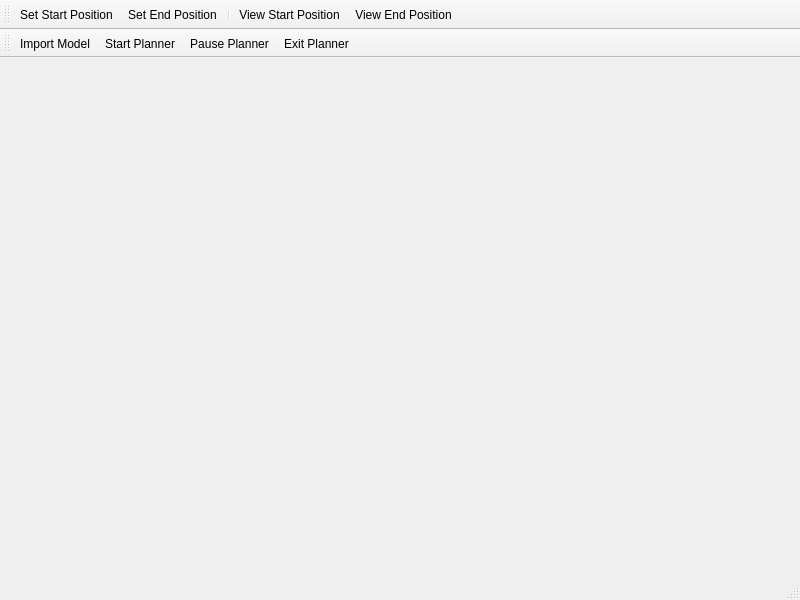
Qt form mainwindow.ui (Das-Lieber/Simulator) before a commit.
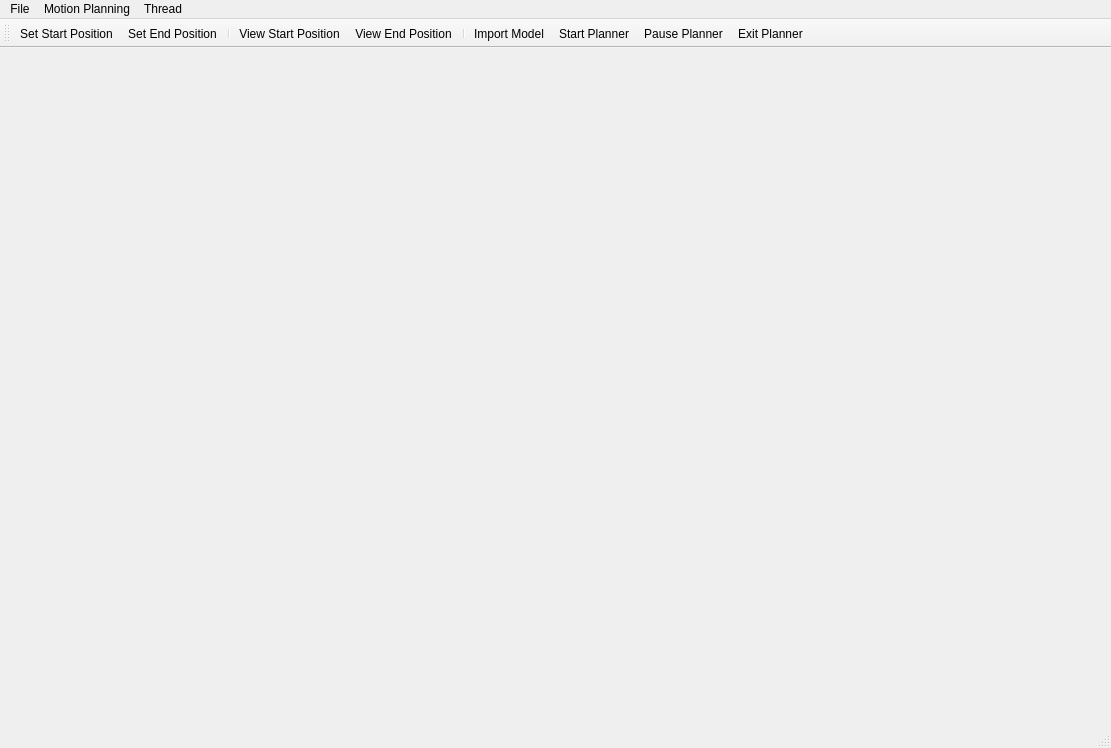
The same form after that commit. Icons and pictures are not drawn.

Patch:
```diff
--- a/mainwindow.ui
+++ b/mainwindow.ui
@@ -6,23 +6,67 @@
    <rect>
     <x>0</x>
     <y>0</y>
-    <width>800</width>
-    <height>600</height>
+    <width>1111</width>
+    <height>748</height>
    </rect>
   </property>
   <property name="windowTitle">
    <string>MainWindow</string>
   </property>
+  <property name="styleSheet">
+   <string notr="true">CustomDockWidget
+{
+	background: rgb(43,87,154);
+	color: rgb(255,255,255);
+}
+CustomDockWidgetBar
+{
+	background: rgb(43,87,154);
+	color: rgb(255,255,255);
+}
+CustomDockWidgetBar QLabel
+{
+	font: bold;
+	background: rgb(43,87,154);
+	color: rgb(255,255,255);
+}</string>
+  </property>
   <widget class="QWidget" name="centralwidget"/>
   <widget class="QMenuBar" name="menubar">
    <property name="geometry">
     <rect>
      <x>0</x>
      <y>0</y>
-     <width>800</width>
+     <width>1111</width>
      <height>26</height>
     </rect>
    </property>
+   <widget class="QMenu" name="menu_file">
+    <property name="title">
+     <string>File</string>
+    </property>
+    <addaction name="actionImport_Model"/>
+   </widget>
+   <widget class="QMenu" name="menu_motionPlan">
+    <property name="title">
+     <string>Motion Planning</string>
+    </property>
+    <addaction name="actionSet_Start_Position"/>
+    <addaction name="actionSet_End_Position"/>
+    <addaction name="actionView_Start_Position"/>
+    <addaction name="actionView_End_Position"/>
+   </widget>
+   <widget class="QMenu" name="menu_thread">
+    <property name="title">
+     <string>Thread</string>
+    </property>
+    <addaction name="actionStart_Planner"/>
+    <addaction name="actionPause_Planner"/>
+    <addaction name="actionExit_Planner"/>
+   </widget>
+   <addaction name="menu_file"/>
+   <addaction name="menu_motionPlan"/>
+   <addaction name="menu_thread"/>
   </widget>
   <widget class="QStatusBar" name="statusbar"/>
   <widget class="QToolBar" name="toolBar">
@@ -40,17 +84,7 @@
    <addaction name="separator"/>
    <addaction name="actionView_Start_Position"/>
    <addaction name="actionView_End_Position"/>
-  </widget>
-  <widget class="QToolBar" name="toolBar_2">
-   <property name="windowTitle">
-    <string>toolBar_2</string>
-   </property>
-   <attribute name="toolBarArea">
-    <enum>TopToolBarArea</enum>
-   </attribute>
-   <attribute name="toolBarBreak">
-    <bool>true</bool>
-   </attribute>
+   <addaction name="separator"/>
    <addaction name="actionImport_Model"/>
    <addaction name="actionStart_Planner"/>
    <addaction name="actionPause_Planner"/>
```
Left out of the diff: 36 changed lines with no effect on the pictures.
